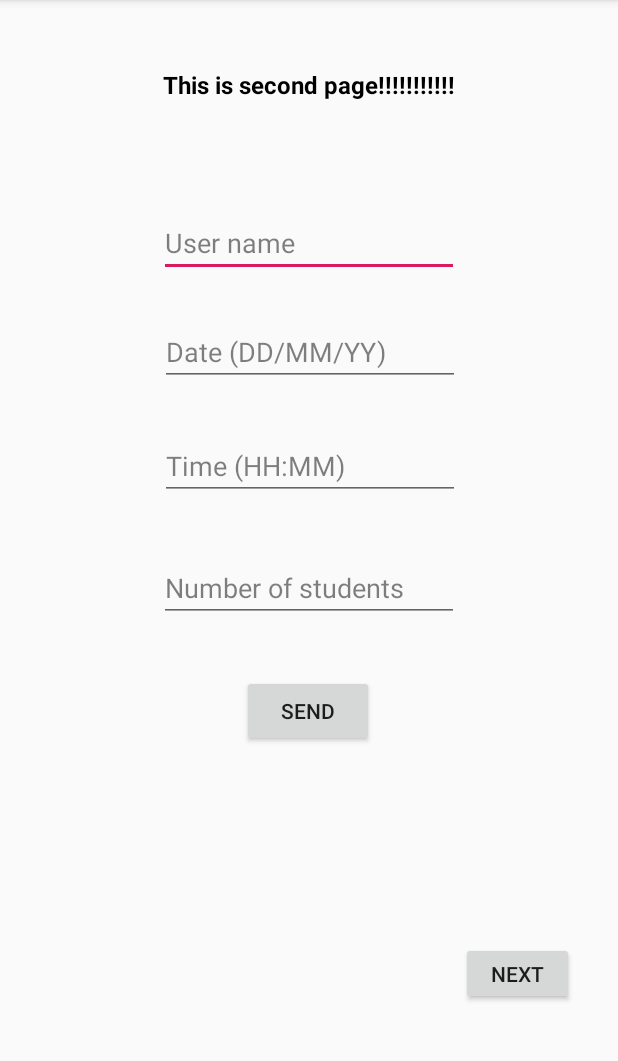
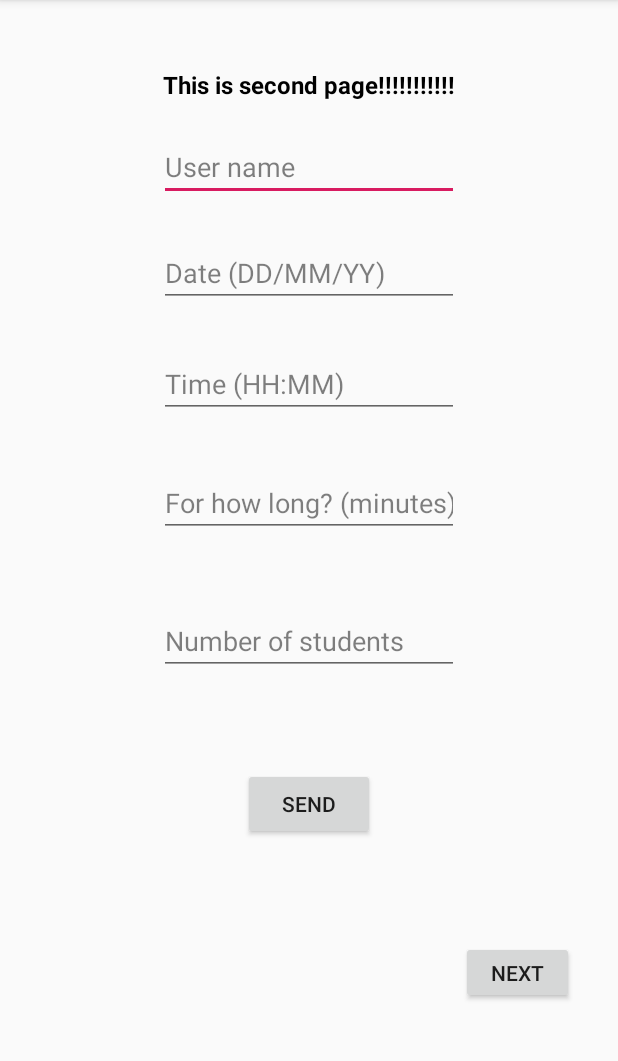
Before and after one commit to LilachGr/SmartSitterProject, an Android app: the screen it shows after launch (ReservationFirstStepActivity), after a tap on "RESERVATION", on a phone screen of 412 x 824 dp, the part 84-1145 px from its top. Run offline under Robolectric (Android 15) with nearby library versions, the light colour scheme and no system bars; libraries missing offline, so code that uses them is left out: com.fasterxml.jackson, kotlin.reflect.jvm.

Commit message:
connect the server to DB and add another field to ReservationFirstStepActivity

```diff
--- a/SmartSitterClient/app/src/main/java/com/example/smartsitterclient/MainActivity.kt
+++ b/SmartSitterClient/app/src/main/java/com/example/smartsitterclient/MainActivity.kt
@@ -27,7 +27,8 @@ class MainActivity : AppCompatActivity() {
         // creating a client
         val okHttpClient = OkHttpClient()
         // building a request
-        val request: Request = Request.Builder().url(serverURL).build()
+        val s = SimpleDataClasses()
+        val request: Request = Request.Builder().url(s.serverURL).build()
         // making call asynchronously
         okHttpClient.newCall(request).enqueue(object : Callback {
             // called if server is unreachable
--- a/SmartSitterClient/app/src/main/java/com/example/smartsitterclient/ReservationLayoutLab.kt
+++ b/SmartSitterClient/app/src/main/java/com/example/smartsitterclient/ReservationLayoutLab.kt
@@ -30,8 +30,9 @@ class ReservationLayoutLab : AppCompatActivity() {
             val time = extras.getString("time")
             var date = extras.getString("date")
             val num = extras.getString("num")
+            val duration = extras.getString("duration")
             date = date.toString()
-            val tempText = "Date: $date, Time: $time\nNumber of Students:$num"
+            val tempText = "Date: $date, Time: $time, Duration: $duration\nNumber of Students:$num"
             localViewDateTime?.text = tempText
             viewDateTime = localViewDateTime
         }
--- a/SmartSitterClient/app/src/main/java/com/example/smartsitterclient/SimpleDataClasses.kt
+++ b/SmartSitterClient/app/src/main/java/com/example/smartsitterclient/SimpleDataClasses.kt
@@ -1,7 +1,9 @@
 package com.example.smartsitterclient
 
-const val serverURL = "http://10.100.102.10:5000/"
-const val serverReservationFirstStep = "reservation"
 
+class SimpleDataClasses(){
+    val serverURL = "http://10.100.102.10:5000/"
+    val serverReservationFirstStep = "reservation"
+}
 data class ReservationBasicDetails(var userNameStudent: String, var dateReservation: String, var timeReservation: String,
-                                   var NumberOfStudent: String)
+                                   var duration: String, var NumberOfStudent: String)
--- a/SmartSitterClient/app/src/main/res/layout/activity_reservation_first_step.xml
+++ b/SmartSitterClient/app/src/main/res/layout/activity_reservation_first_step.xml
@@ -5,7 +5,7 @@
         xmlns:app="http://schemas.android.com/apk/res-auto"
         android:layout_width="match_parent"
         android:layout_height="match_parent"
-        tools:context=".ReservationFirstStepActivity">
+        tools:context=".ReservationFirstStepActivity" tools:layout_editor_absoluteY="81dp">
 
 
     <TextView
@@ -24,31 +24,6 @@
             app:layout_constraintStart_toStartOf="parent"
             app:layout_constraintTop_toTopOf="parent" app:layout_constraintHorizontal_bias="0.0"
             app:layout_constraintVertical_bias="0.061"/>
-
-    <EditText
-            android:id="@+id/user_name"
-            android:layout_width="200dp"
-            android:layout_height="wrap_content"
-            android:hint="@string/user_name"
-            android:textColor="@color/black"
-            android:textColorHint="#80000000"
-            app:layout_constraintStart_toStartOf="parent"
-            app:layout_constraintHorizontal_bias="0.5" app:layout_constraintEnd_toEndOf="parent"
-            app:layout_constraintTop_toTopOf="parent" android:layout_marginTop="152dp"
-            android:layout_marginBottom="40dp" app:layout_constraintBottom_toTopOf="@+id/date_reservation"/>
-
-    <EditText
-            android:layout_width="200dp"
-            android:layout_height="wrap_content"
-            android:ems="10"
-            android:hint="@string/date_format_d_m_y"
-            android:textColorHint="#80000000"
-            android:id="@+id/date_reservation"
-            app:layout_constraintStart_toStartOf="parent"
-            app:layout_constraintHorizontal_bias="0.502" app:layout_constraintEnd_toEndOf="parent"
-            android:layout_marginBottom="45dp" app:layout_constraintBottom_toTopOf="@+id/time_reservation"
-            app:layout_constraintTop_toTopOf="parent" android:layout_marginTop="212dp"
-            app:layout_constraintVertical_bias="0.0"/>
 
     <!-- <TextView
              android:id="@+id/student_number_text"
@@ -76,6 +51,29 @@
              android:layout_marginBottom="29dp" app:layout_constraintBottom_toTopOf="@+id/send_reservation"
              app:layout_constraintVertical_bias="0.0"/>-->
     <EditText
+            android:id="@+id/user_name"
+            android:layout_width="200dp"
+            android:layout_height="wrap_content"
+            android:hint="@string/user_name"
+            android:textColor="@color/black"
+            android:textColorHint="#80000000"
+            app:layout_constraintTop_toTopOf="parent"
+            android:layout_marginTop="86dp" app:layout_constraintStart_toStartOf="parent"
+            app:layout_constraintHorizontal_bias="0.5" app:layout_constraintEnd_toEndOf="parent"
+            android:layout_marginBottom="23dp" app:layout_constraintBottom_toTopOf="@+id/date_reservation"/>
+
+    <EditText
+            android:layout_width="200dp"
+            android:layout_height="wrap_content"
+            android:ems="10"
+            android:hint="@string/date_format_d_m_y"
+            android:textColorHint="#80000000"
+            android:id="@+id/date_reservation"
+            app:layout_constraintTop_toTopOf="parent"
+            android:layout_marginTop="154dp" app:layout_constraintStart_toStartOf="parent"
+            app:layout_constraintHorizontal_bias="0.5" app:layout_constraintEnd_toEndOf="parent"
+            android:layout_marginBottom="24dp" app:layout_constraintBottom_toTopOf="@+id/time_reservation"/>
+    <EditText
             android:layout_width="200dp"
             android:layout_height="wrap_content"
             android:inputType="time"
@@ -83,11 +81,21 @@
             android:hint="@string/time_format_h_m"
             android:textColorHint="#80000000"
             android:id="@+id/time_reservation"
-            app:layout_constraintStart_toStartOf="parent"
-            app:layout_constraintHorizontal_bias="0.502" app:layout_constraintEnd_toEndOf="parent"
-            app:layout_constraintTop_toTopOf="parent" android:layout_marginTop="288dp"
-            android:layout_marginBottom="39dp" app:layout_constraintBottom_toTopOf="@+id/send_reservation"
-            app:layout_constraintVertical_bias="0.0"/>
+            app:layout_constraintTop_toTopOf="parent"
+            android:layout_marginTop="223dp" app:layout_constraintStart_toStartOf="parent"
+            app:layout_constraintHorizontal_bias="0.5" app:layout_constraintEnd_toEndOf="parent"
+            android:layout_marginBottom="24dp" app:layout_constraintBottom_toTopOf="@+id/duration"/>
+    <EditText
+            android:layout_width="200dp"
+            android:layout_height="wrap_content"
+            android:inputType="number"
+            android:ems="10"
+            android:hint="@string/for_how_long_should_dby_in_minutes"
+            android:textColorHint="#80000000"
+            android:id="@+id/duration" app:layout_constraintTop_toTopOf="parent"
+            android:layout_marginTop="292dp" app:layout_constraintStart_toStartOf="parent"
+            app:layout_constraintHorizontal_bias="0.5" app:layout_constraintEnd_toEndOf="parent"
+            android:layout_marginBottom="26dp" app:layout_constraintBottom_toTopOf="@+id/students_number"/>
     <EditText
             android:layout_width="200dp"
             android:layout_height="wrap_content"
@@ -96,21 +104,20 @@
             android:hint="@string/number_of_students"
             android:textColorHint="#80000000"
             android:id="@+id/students_number"
-            app:layout_constraintBottom_toTopOf="@+id/send_reservation"
-            android:layout_marginBottom="36dp" app:layout_constraintTop_toTopOf="parent"
-            android:layout_marginTop="369dp" app:layout_constraintStart_toStartOf="parent"
-            app:layout_constraintHorizontal_bias="0.5" app:layout_constraintEnd_toEndOf="parent"/>
+            app:layout_constraintTop_toTopOf="parent"
+            android:layout_marginTop="363dp" app:layout_constraintStart_toStartOf="parent"
+            app:layout_constraintHorizontal_bias="0.5" app:layout_constraintEnd_toEndOf="parent"
+            android:layout_marginBottom="21dp" app:layout_constraintBottom_toTopOf="@+id/send_reservation"/>
+
     <Button
             android:id="@+id/send_reservation"
             android:layout_width="wrap_content"
             android:layout_height="wrap_content"
             android:text="@string/send"
-            app:layout_constraintStart_toStartOf="parent"
-            app:layout_constraintHorizontal_bias="0.498" app:layout_constraintEnd_toEndOf="parent"
-            app:layout_constraintTop_toTopOf="parent" android:layout_marginTop="450dp"
-            app:layout_constraintBottom_toBottomOf="parent" android:layout_marginBottom="105dp"
-            app:layout_constraintVertical_bias="0.0"/>
-
+            app:layout_constraintTop_toTopOf="parent"
+            android:layout_marginTop="429dp" app:layout_constraintStart_toStartOf="parent"
+            app:layout_constraintHorizontal_bias="0.5" app:layout_constraintEnd_toEndOf="parent"
+            app:layout_constraintBottom_toBottomOf="parent" android:layout_marginBottom="126dp"/>
     <TextView
             android:id="@+id/reservation_later_message"
             android:layout_width="387dp"
@@ -129,11 +136,12 @@
             android:layout_width="75dp"
             android:layout_height="42dp"
             android:text="@string/next"
-            app:layout_constraintTop_toTopOf="parent"
-            android:layout_marginTop="545dp" app:layout_constraintBottom_toBottomOf="parent"
-            android:layout_marginBottom="16dp" app:layout_constraintStart_toStartOf="parent"
-            android:layout_marginLeft="307dp" android:layout_marginStart="307dp" android:layout_marginEnd="29dp"
-            android:layout_marginRight="29dp" app:layout_constraintEnd_toEndOf="parent"/>
+            app:layout_constraintStart_toStartOf="parent"
+            android:layout_marginLeft="307dp" android:layout_marginStart="307dp"
+            app:layout_constraintBottom_toBottomOf="parent" android:layout_marginBottom="16dp"
+            app:layout_constraintEnd_toEndOf="parent" android:layout_marginEnd="29dp"
+            android:layout_marginRight="29dp" app:layout_constraintTop_toTopOf="parent"
+            android:layout_marginTop="544dp"/>
 
 
 </androidx.constraintlayout.widget.ConstraintLayout>
--- a/SmartSitterClient/app/src/main/res/values/strings.xml
+++ b/SmartSitterClient/app/src/main/res/values/strings.xml
@@ -12,4 +12,5 @@
     <string name="time_format_h_m">Time (HH:MM)</string>
     <string name="date_format_d_m_y">Date (DD/MM/YY)</string>
     <string name="next">next</string>
+    <string name="for_how_long_should_dby_in_minutes">For how long? (minutes)</string>
 </resources>
```
Also changed, not shown: SmartSitterClient/app/src/main/java/com/example/smartsitterclient/ReservationFirstStepActivity.kt (+45 -10 lines), 4 other files.
